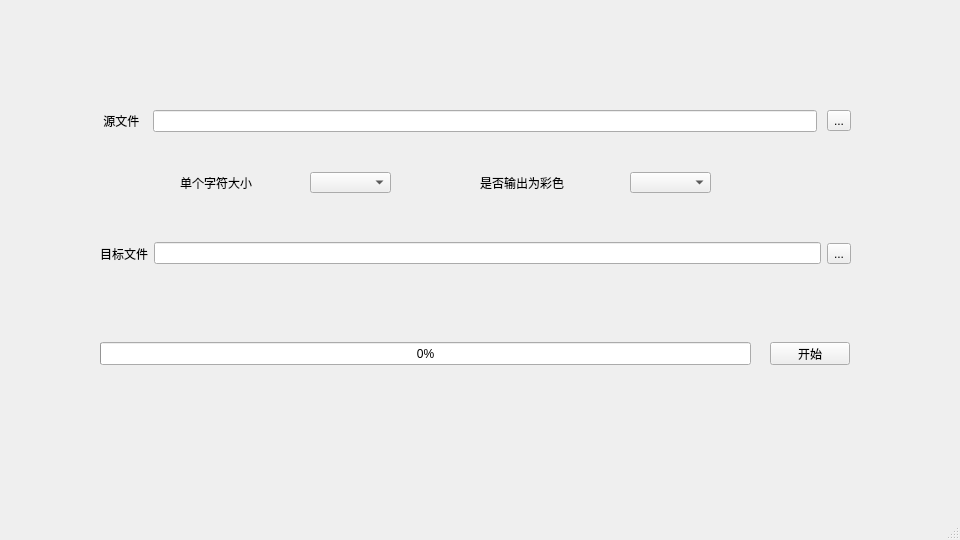
Above: mainWindow.ui from ZYFZYF/Ascii-Generator before the change. Below: the same form after it.
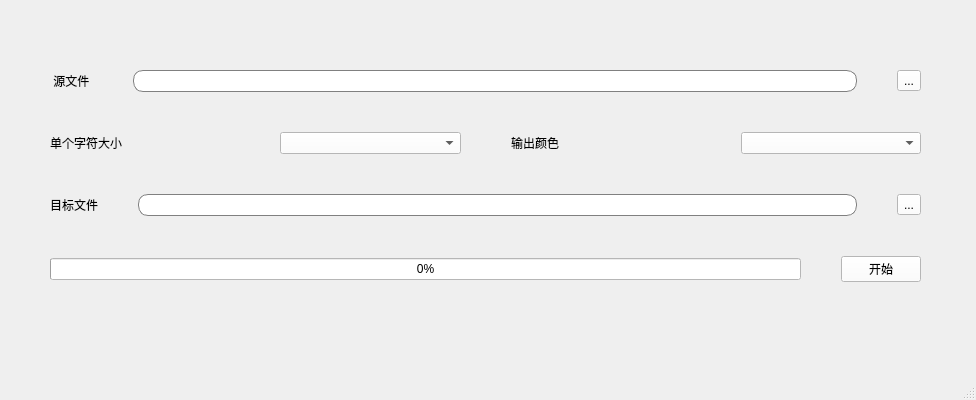
That is the form after the change. Icons and pictures are not drawn.

```diff
--- a/mainWindow.ui
+++ b/mainWindow.ui
@@ -9,13 +9,21 @@
    <rect>
     <x>0</x>
     <y>0</y>
-    <width>960</width>
-    <height>540</height>
+    <width>976</width>
+    <height>400</height>
    </rect>
   </property>
   <property name="windowTitle">
    <string>AsciiConverter</string>
   </property>
+  <property name="windowIcon">
+   <iconset>
+    <normalon>:/images/icon.png</normalon>
+   </iconset>
+  </property>
+  <property name="styleSheet">
+   <string notr="true">QMainWindow{background-image:url(:/images/bg.png)}</string>
+  </property>
   <property name="toolButtonStyle">
    <enum>Qt::ToolButtonIconOnly</enum>
   </property>
@@ -26,15 +34,15 @@
    <widget class="QWidget" name="verticalLayoutWidget">
     <property name="geometry">
      <rect>
-      <x>100</x>
-      <y>110</y>
-      <width>751</width>
-      <height>371</height>
+      <x>50</x>
+      <y>70</y>
+      <width>871</width>
+      <height>291</height>
      </rect>
     </property>
-    <layout class="QVBoxLayout" name="verticalLayout">
+    <layout class="QVBoxLayout" name="verticalLayout" stretch="2,2,2,2,2">
      <property name="spacing">
-      <number>10</number>
+      <number>40</number>
      </property>
      <property name="sizeConstraint">
       <enum>QLayout::SetDefaultConstraint</enum>
@@ -53,6 +61,14 @@
          <property name="enabled">
           <bool>true</bool>
          </property>
+         <property name="styleSheet">
+          <string notr="true">QLineEdit{
+                border:1px solid gray;
+                width:300px;
+                border-radius:10px;
+                padding:2px 4px;
+            }</string>
+         </property>
          <property name="readOnly">
           <bool>true</bool>
          </property>
@@ -60,6 +76,9 @@
        </item>
        <item>
         <widget class="QToolButton" name="src_selector">
+         <property name="styleSheet">
+          <string notr="true">QToolButton{background:white}</string>
+         </property>
          <property name="text">
           <string>...</string>
          </property>
@@ -68,124 +87,107 @@
       </layout>
      </item>
      <item>
-      <widget class="QStackedWidget" name="stackedWidget">
-       <widget class="QWidget" name="page">
-        <widget class="QWidget" name="horizontalLayoutWidget">
-         <property name="geometry">
-          <rect>
-           <x>0</x>
-           <y>100</y>
-           <width>751</width>
-           <height>23</height>
-          </rect>
-         </property>
-         <layout class="QHBoxLayout" name="horizontalLayout">
-          <item>
-           <widget class="QLabel" name="label_2">
-            <property name="text">
-             <string>目标文件</string>
-            </property>
-           </widget>
-          </item>
-          <item>
-           <widget class="QLineEdit" name="dst_file_name_show"/>
-          </item>
-          <item>
-           <widget class="QToolButton" name="dst_selector">
-            <property name="text">
-             <string>...</string>
-            </property>
-           </widget>
-          </item>
-         </layout>
-        </widget>
-        <widget class="QPushButton" name="operate_button">
-         <property name="geometry">
-          <rect>
-           <x>670</x>
-           <y>200</y>
-           <width>80</width>
-           <height>23</height>
-          </rect>
-         </property>
-         <property name="text">
-          <string>开始</string>
-         </property>
-        </widget>
-        <widget class="QProgressBar" name="progress_show">
-         <property name="geometry">
-          <rect>
-           <x>0</x>
-           <y>200</y>
-           <width>651</width>
-           <height>23</height>
-          </rect>
-         </property>
-         <property name="value">
-          <number>0</number>
-         </property>
-         <property name="invertedAppearance">
-          <bool>false</bool>
-         </property>
-        </widget>
+      <layout class="QHBoxLayout" name="horizontalLayout_4">
+       <property name="spacing">
+        <number>50</number>
+       </property>
+       <item>
         <widget class="QLabel" name="label_3">
-         <property name="geometry">
-          <rect>
-           <x>80</x>
-           <y>30</y>
-           <width>182</width>
-           <height>21</height>
-          </rect>
-         </property>
          <property name="text">
           <string>单个字符大小</string>
          </property>
         </widget>
+       </item>
+       <item>
         <widget class="QComboBox" name="block_size_selector">
-         <property name="geometry">
-          <rect>
-           <x>210</x>
-           <y>30</y>
-           <width>81</width>
-           <height>21</height>
-          </rect>
+         <property name="styleSheet">
+          <string notr="true">QComboBox{background:white}</string>
          </property>
          <property name="editable">
           <bool>false</bool>
          </property>
         </widget>
+       </item>
+       <item>
         <widget class="QLabel" name="label_4">
-         <property name="geometry">
-          <rect>
-           <x>380</x>
-           <y>30</y>
-           <width>111</width>
-           <height>21</height>
-          </rect>
-         </property>
          <property name="text">
-          <string>是否输出为彩色</string>
+          <string>输出颜色</string>
          </property>
         </widget>
+       </item>
+       <item>
         <widget class="QComboBox" name="color_selector">
-         <property name="geometry">
-          <rect>
-           <x>530</x>
-           <y>30</y>
-           <width>81</width>
-           <height>21</height>
-          </rect>
+         <property name="styleSheet">
+          <string notr="true">QComboBox{background:white}</string>
          </property>
         </widget>
+       </item>
+      </layout>
+     </item>
+     <item>
+      <layout class="QHBoxLayout" name="horizontalLayout">
+       <item>
+        <widget class="QLabel" name="label_2">
+         <property name="text">
+          <string>目标文件</string>
+         </property>
+        </widget>
+       </item>
+       <item>
+        <widget class="QLineEdit" name="dst_file_name_show">
+         <property name="styleSheet">
+          <string notr="true">QLineEdit{
+                border:1px solid gray;
+                width:300px;
+                border-radius:10px;
+                padding:2px 4px;
+            }</string>
+         </property>
+        </widget>
+       </item>
+       <item>
+        <widget class="QToolButton" name="dst_selector">
+         <property name="styleSheet">
+          <string notr="true">QToolButton{background:white}</string>
+         </property>
+         <property name="text">
+          <string>...</string>
+         </property>
+        </widget>
+       </item>
+      </layout>
+     </item>
+     <item>
+      <layout class="QHBoxLayout" name="horizontalLayout_2">
+       <item>
+        <widget class="QProgressBar" name="progress_show">
+         <property name="styleSheet">
+          <string notr="true">QProgressBar{background:white}</string>
+         </property>
+         <property name="value">
+          <number>0</number>
+         </property>
+         <property name="invertedAppearance">
+          <bool>false</bool>
+         </property>
+        </widget>
+       </item>
+       <item>
+        <widget class="QPushButton" name="operate_button">
+         <property name="styleSheet">
+          <string notr="true">QPushButton{background:white}</string>
+         </property>
+         <property name="text">
+          <string>开始</string>
+         </property>
+        </widget>
+       </item>
+      </layout>
+     </item>
+     <item>
+      <layout class="QHBoxLayout" name="horizontalLayout_5">
+       <item>
         <widget class="QLabel" name="process_show">
-         <property name="geometry">
-          <rect>
-           <x>190</x>
-           <y>270</y>
-           <width>381</width>
-           <height>16</height>
-          </rect>
-         </property>
          <property name="text">
           <string/>
          </property>
@@ -193,9 +195,8 @@
           <set>Qt::AlignCenter</set>
          </property>
         </widget>
-       </widget>
-       <widget class="QWidget" name="page_2"/>
-      </widget>
+       </item>
+      </layout>
      </item>
     </layout>
    </widget>
```
Left out of the diff: 9 changed lines with no effect on the pictures.
